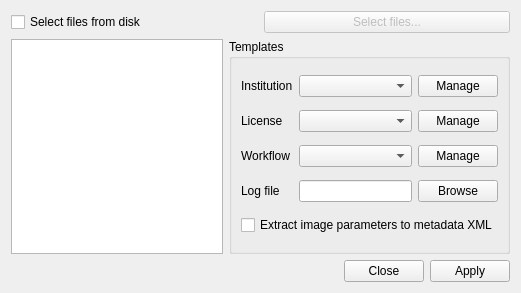
Above: src/ui/ui_apply_templates.ui from nextgis/qgis_metatools before the change. Below: the same form after it.
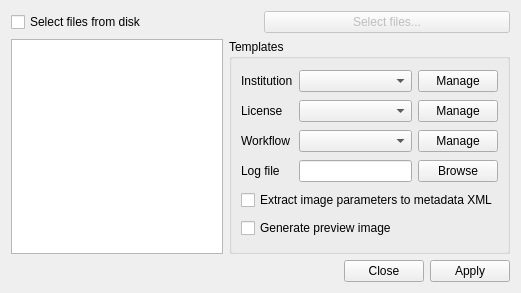
That is the form after the change.

Commit message: first ver of preview

```diff
--- a/src/ui/ui_apply_templates.ui
+++ b/src/ui/ui_apply_templates.ui
@@ -148,6 +148,13 @@
         </property>
        </widget>
       </item>
+      <item row="5" column="0" colspan="3">
+       <widget class="QCheckBox" name="chkGeneratePreview">
+        <property name="text">
+         <string>Generate preview image</string>
+        </property>
+       </widget>
+      </item>
      </layout>
     </widget>
    </item>
```
The commit also changes 5 other files.
